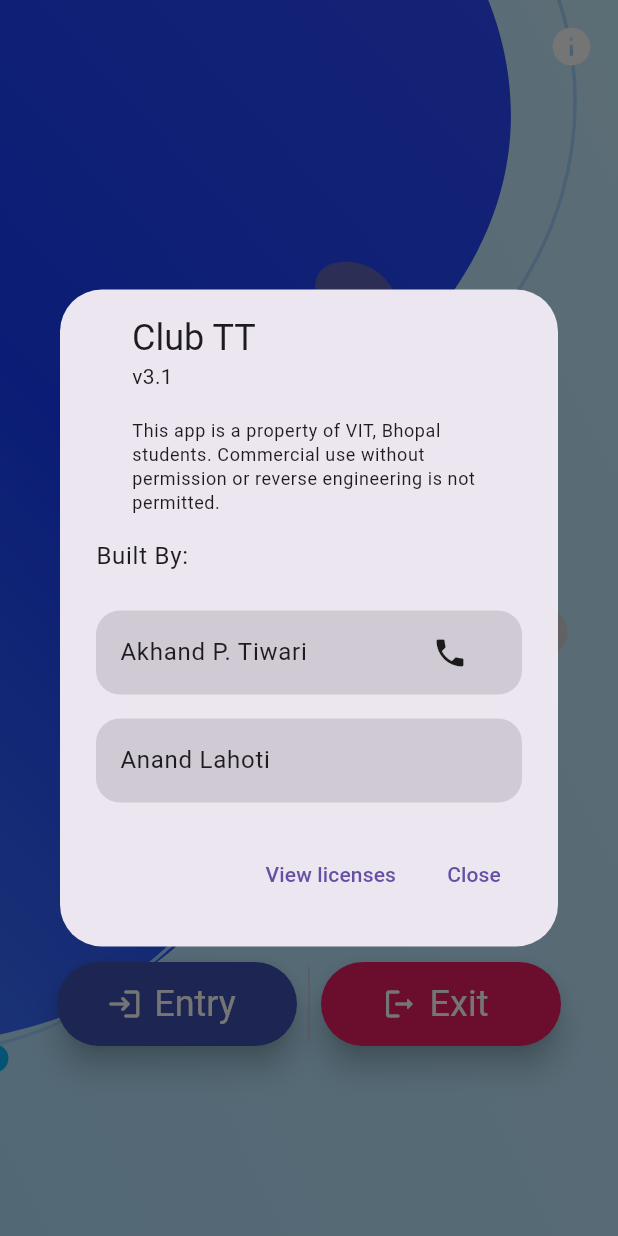
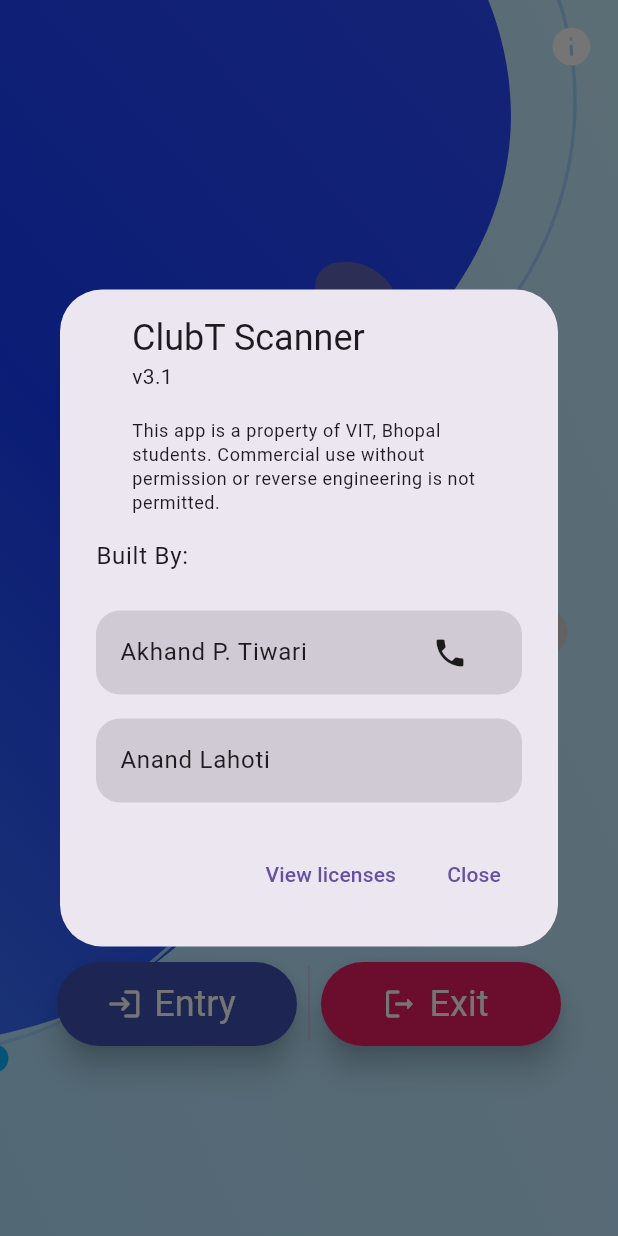
Before and after one commit to Akhand-Pratap-Tiwari/qr_scanner_v2, a Flutter app: the HomePage screen opened directly, after a tap on the "info" icon, on a phone screen of 412 x 824 dp. Run offline on Flutter 3.47's test engine with Material 2 defaults, Android fonts, the phone set to English and light mode, and no system bars; drawn by our look-alikes of lottie; missing offline and left inert: mobile_scanner, mongo_dart; statements that could not run were skipped.

Commit message:
Everything is fine and working

```diff
--- a/lib/home.dart
+++ b/lib/home.dart
@@ -95,7 +95,7 @@ class _HomePageState extends State<HomePage> {
                     // borderRadius: BorderRadius.circular(8),
                     onTap: () {
                       showAboutDialog(
-                        applicationName: 'Club TT',
+                        applicationName: 'ClubT Scanner',
                         applicationVersion: 'v3.1',
                         applicationLegalese:
                             'This app is a property of VIT, Bhopal students. Commercial use without permission or reverse engineering is not permitted.',
--- a/lib/login.dart
+++ b/lib/login.dart
@@ -74,7 +74,7 @@ class _LoginPageState extends State<LoginPage> {
             child: Stack(
               children: [
                 Container(
-                  height: size.height / 2,
+                  height: size.height / 1.5,
                   decoration: BoxDecoration(
                     color: Colors.black,
                     borderRadius: BorderRadius.only(
```
